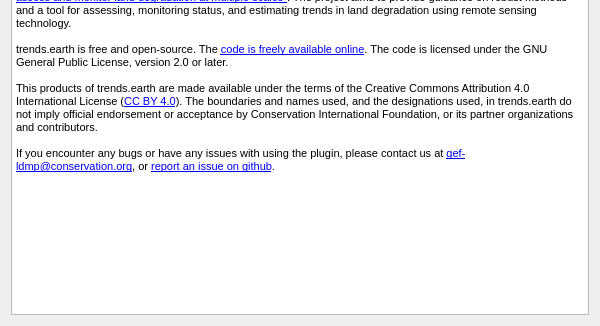
This is LDMP/gui/DlgAbout.ui in ConservationInternational/trends.earth as Qt 5 draws it before an edit; both pictures show x 0 to 600 and y 174 to 500 of the 600 by 500 pixel window. The edited form follows.
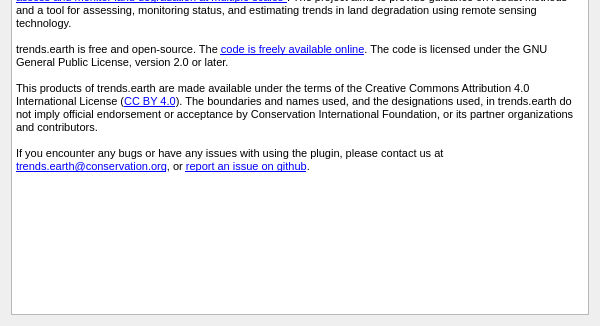
This is the edited form. Icons and pictures are not drawn.

```diff
--- a/LDMP/gui/DlgAbout.ui
+++ b/LDMP/gui/DlgAbout.ui
@@ -36,7 +36,7 @@
 &lt;p style=&quot;-qt-paragraph-type:empty; margin-top:0px; margin-bottom:0px; margin-left:0px; margin-right:0px; -qt-block-indent:0; text-indent:0px; font-size:8pt;&quot;&gt;&lt;br /&gt;&lt;/p&gt;
 &lt;p style=&quot; margin-top:0px; margin-bottom:0px; margin-left:0px; margin-right:0px; -qt-block-indent:0; text-indent:0px;&quot;&gt;&lt;span style=&quot; font-size:8pt;&quot;&gt;This products of trends.earth are made available under the terms of the Creative Commons Attribution 4.0 International License (&lt;/span&gt;&lt;a href=&quot;https://creativecommons.org/licenses/by/4.0/&quot;&gt;&lt;span style=&quot; font-size:8pt; text-decoration: underline; color:#0000ff;&quot;&gt;CC BY 4.0&lt;/span&gt;&lt;/a&gt;&lt;span style=&quot; font-size:8pt;&quot;&gt;). The boundaries and names used, and the designations used, in trends.earth do not imply official endorsement or acceptance by Conservation International Foundation, or its partner organizations and contributors.&lt;/span&gt;&lt;/p&gt;
 &lt;p style=&quot;-qt-paragraph-type:empty; margin-top:0px; margin-bottom:0px; margin-left:0px; margin-right:0px; -qt-block-indent:0; text-indent:0px; font-size:8pt;&quot;&gt;&lt;br /&gt;&lt;/p&gt;
-&lt;p style=&quot; margin-top:0px; margin-bottom:0px; margin-left:0px; margin-right:0px; -qt-block-indent:0; text-indent:0px;&quot;&gt;&lt;span style=&quot; font-size:8pt;&quot;&gt;If you encounter any bugs or have any issues with using the plugin, please contact us at &lt;/span&gt;&lt;a href=&quot;mailto:trends.earth@conservation.org&quot;&gt;&lt;span style=&quot; font-size:8pt; text-decoration: underline; color:#0000ff;&quot;&gt;gef-ldmp@conservation.org&lt;/span&gt;&lt;/a&gt;&lt;span style=&quot; font-size:8pt;&quot;&gt;, or &lt;/span&gt;&lt;a href=&quot;https://github.com/ConservationInternational/trends.earth/issues&quot;&gt;&lt;span style=&quot; font-size:8pt; text-decoration: underline; color:#0000ff;&quot;&gt;report an issue on github&lt;/span&gt;&lt;/a&gt;&lt;span style=&quot; font-size:8pt;&quot;&gt;.&lt;/span&gt;&lt;/p&gt;
+&lt;p style=&quot; margin-top:0px; margin-bottom:0px; margin-left:0px; margin-right:0px; -qt-block-indent:0; text-indent:0px;&quot;&gt;&lt;span style=&quot; font-size:8pt;&quot;&gt;If you encounter any bugs or have any issues with using the plugin, please contact us at &lt;/span&gt;&lt;a href=&quot;mailto:trends.earth@conservation.org&quot;&gt;&lt;span style=&quot; font-size:8pt; text-decoration: underline; color:#0000ff;&quot;&gt;trends.earth@conservation.org&lt;/span&gt;&lt;/a&gt;&lt;span style=&quot; font-size:8pt;&quot;&gt;, or &lt;/span&gt;&lt;a href=&quot;https://github.com/ConservationInternational/trends.earth/issues&quot;&gt;&lt;span style=&quot; font-size:8pt; text-decoration: underline; color:#0000ff;&quot;&gt;report an issue on github&lt;/span&gt;&lt;/a&gt;&lt;span style=&quot; font-size:8pt;&quot;&gt;.&lt;/span&gt;&lt;/p&gt;
 &lt;p style=&quot;-qt-paragraph-type:empty; margin-top:0px; margin-bottom:0px; margin-left:0px; margin-right:0px; -qt-block-indent:0; text-indent:0px; font-size:8pt;&quot;&gt;&lt;br /&gt;&lt;/p&gt;
 &lt;p style=&quot;-qt-paragraph-type:empty; margin-top:0px; margin-bottom:0px; margin-left:0px; margin-right:0px; -qt-block-indent:0; text-indent:0px; font-size:8pt;&quot;&gt;&lt;br /&gt;&lt;/p&gt;
 &lt;p style=&quot;-qt-paragraph-type:empty; margin-top:0px; margin-bottom:0px; margin-left:0px; margin-right:0px; -qt-block-indent:0; text-indent:0px; font-size:8pt;&quot;&gt;&lt;br /&gt;&lt;/p&gt;
```
